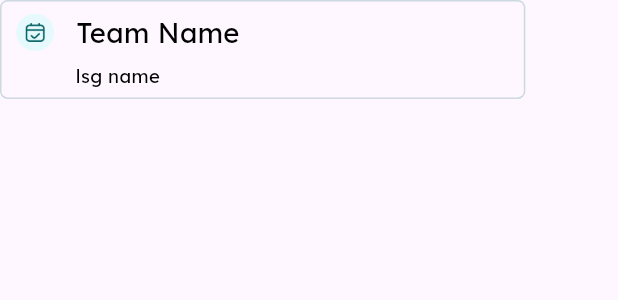
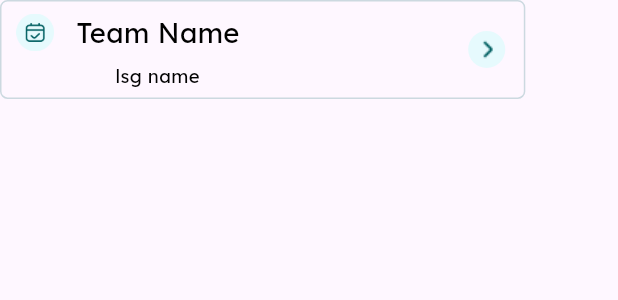
Before and after one commit to Reemasalam/greenwormsadminpanel, a Flutter app: the WardCard widget shown alone on an empty page, opened directly, on a phone screen of 412 x 824 dp. Shown: the top 300 px of the screen. Run offline on Flutter 3.47's test engine with Material 3 defaults, Android fonts, the phone set to English and light mode, and no system bars; our stand-ins replace animate_do, fluttertoast, get, google_fonts, image_picker, loading_animation_widget and 2 more; accounts and stored records are empty.

Commit message:
almost done

```diff
--- a/lib/Screens/PickupScreen/PickupCreateScreen.dart
+++ b/lib/Screens/PickupScreen/PickupCreateScreen.dart
@@ -327,10 +327,7 @@ class PickupCreateScreen extends StatelessWidget {
             ),
             InkWell(
               onTap: (){
-                Navigator.push(
-                  context,
-                  MaterialPageRoute(builder: (context) => PickupListScreen()),
-                );
+                Navigator.pop(context);
               },
               child: Padding(
                 padding:  EdgeInsets.only(left:7.14.w),
--- a/lib/Screens/WardScreen/InputwardCreateScreen.dart
+++ b/lib/Screens/WardScreen/InputwardCreateScreen.dart
@@ -71,10 +71,8 @@ class InputwardCreateScreen extends StatelessWidget {
              SizedBox(height:3.h),
              InkWell(
               onTap: () {
-                Navigator.push(
-                  context,
-                 MaterialPageRoute(builder: (context) => InputwardListScreen(),),
-               );
+
+                Navigator.pop(context);
              },
              child: Container(
                 alignment: Alignment.center,
--- a/lib/Screens/WardScreen/WardCard.dart
+++ b/lib/Screens/WardScreen/WardCard.dart
@@ -20,7 +20,9 @@ class WardCard extends StatelessWidget {
       ),
 
 
-      child: Column(
+      child: Row(
+        children: [
+          Column(
             children: [
 
                 Row(
@@ -75,6 +77,17 @@ class WardCard extends StatelessWidget {
 
             ],
           ),
+          Expanded(child: Container()),
+
+       Container(width: 6.w,
+    height: 6.w,
+    decoration: BoxDecoration(borderRadius: BorderRadius.circular(15.w),color: Color(0xffE6FAFD)),
+    child: Image.asset("assets/right.png"),),
+
+
+          SizedBox(width: 3.w,),
+        ],
+      ),
     );
   }
 }
```
Also changed, not shown: lib/Screens/EventScreen/EventCreateScreen.dart (+3 -4 lines). Lines whose indentation alone changed are shown as unchanged.
